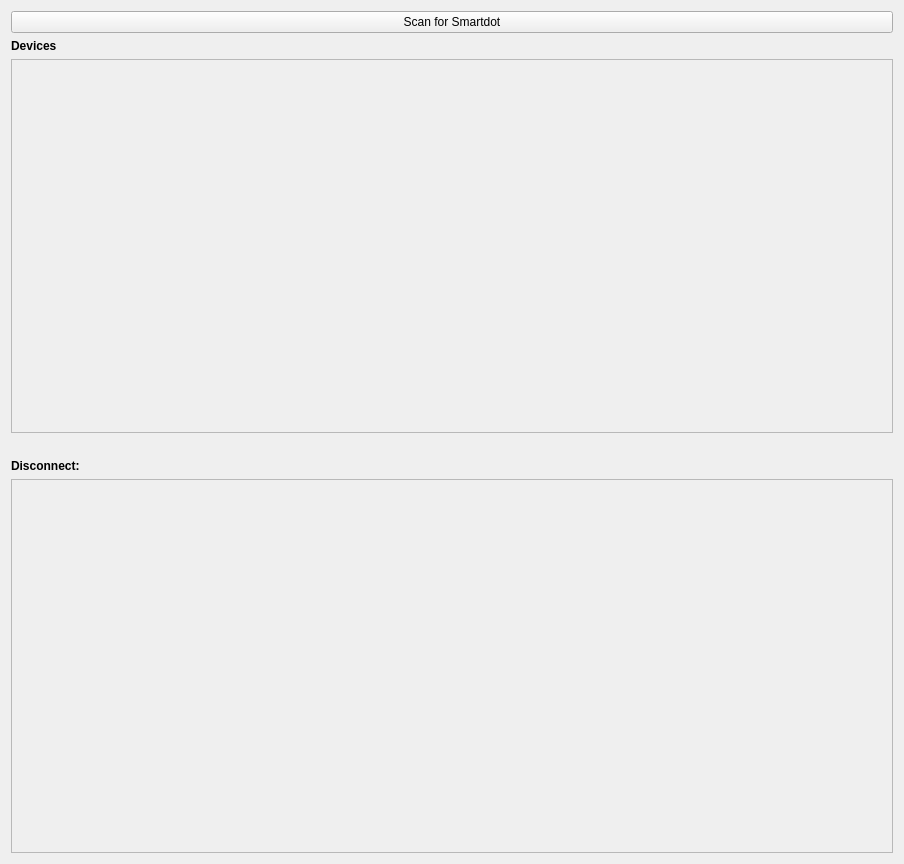
Qt form frontend/SmartDotConnectWidget.ui (YCP-Rev-Metrix/BallSpinner-Controller-v2) before a commit.
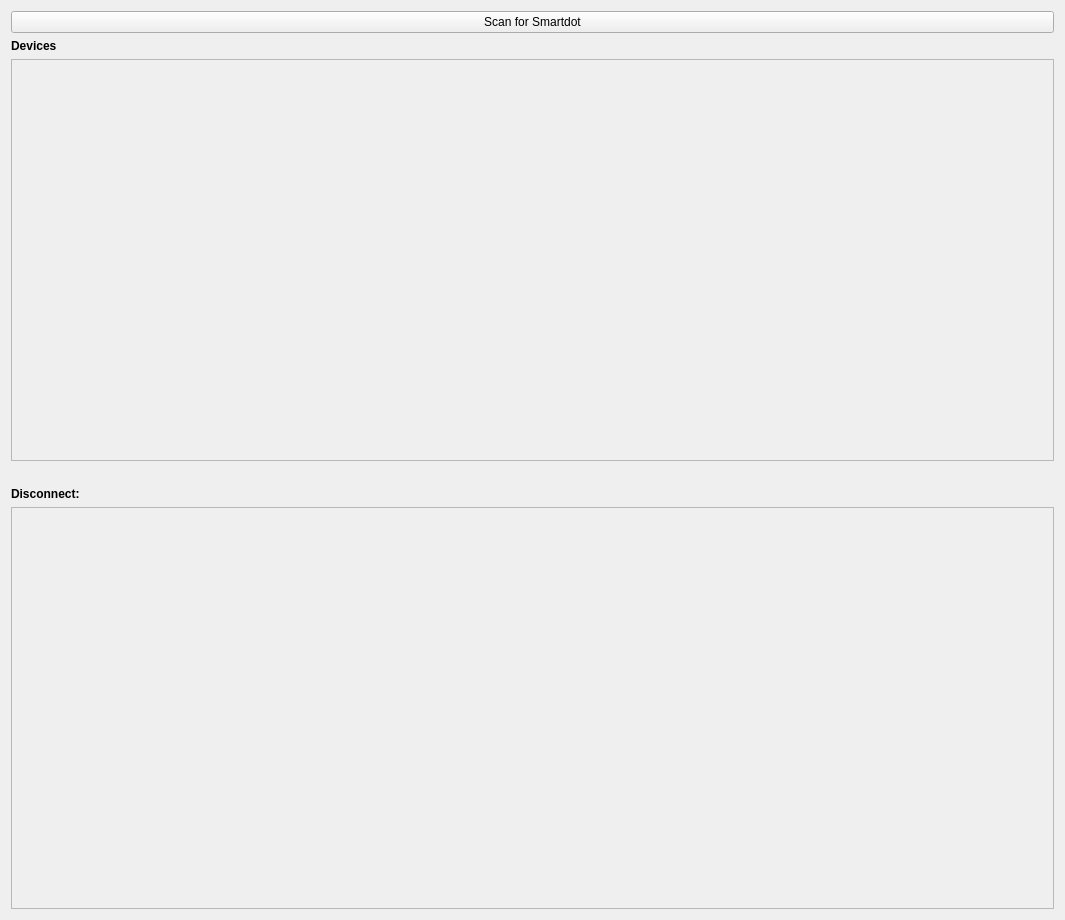
The same form after that commit.

Diff of the .ui file:
```diff
--- a/frontend/SmartDotConnectWidget.ui
+++ b/frontend/SmartDotConnectWidget.ui
@@ -6,8 +6,8 @@
    <rect>
     <x>0</x>
     <y>0</y>
-    <width>904</width>
-    <height>864</height>
+    <width>1065</width>
+    <height>920</height>
    </rect>
   </property>
   <property name="windowTitle">
@@ -44,8 +44,8 @@
        <rect>
         <x>0</x>
         <y>0</y>
-        <width>878</width>
-        <height>360</height>
+        <width>1039</width>
+        <height>388</height>
        </rect>
       </property>
      </widget>
@@ -56,6 +56,9 @@
      <property name="text">
       <string/>
      </property>
+     <property name="wordWrap">
+      <bool>true</bool>
+     </property>
     </widget>
    </item>
    <item>
@@ -81,8 +84,8 @@
        <rect>
         <x>0</x>
         <y>0</y>
-        <width>878</width>
-        <height>360</height>
+        <width>1039</width>
+        <height>388</height>
        </rect>
       </property>
      </widget>
```
